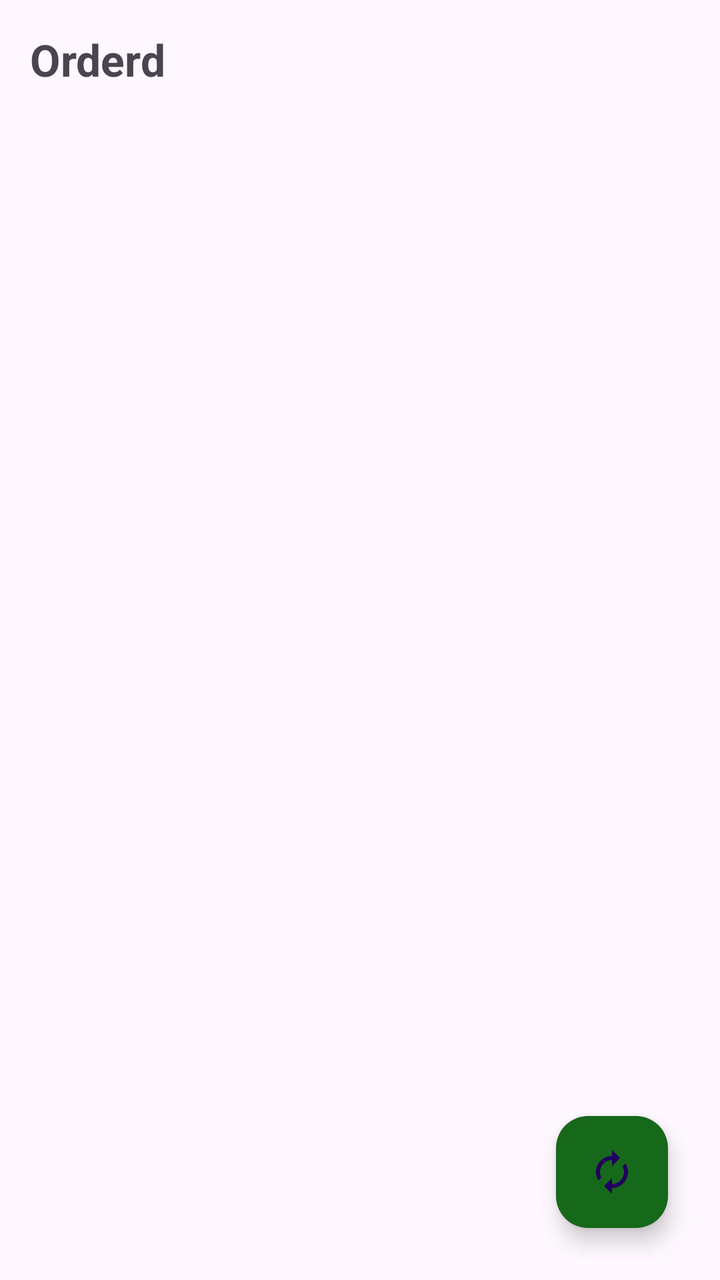
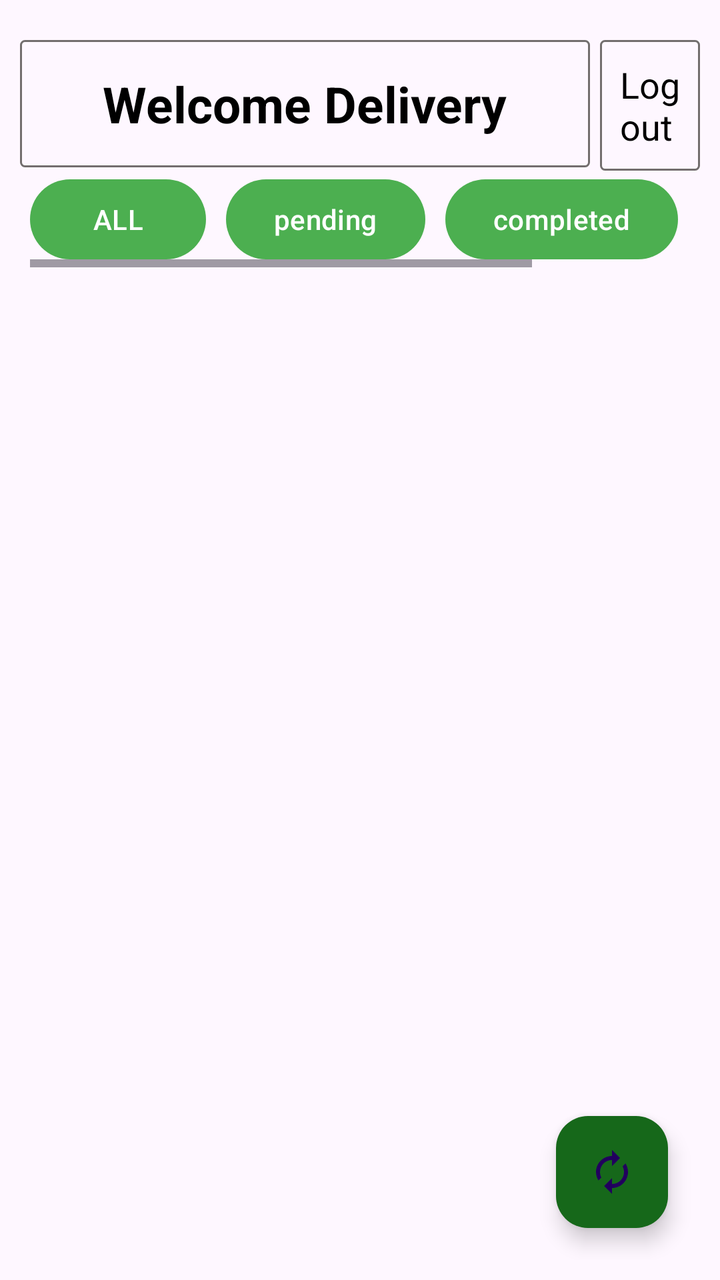

Compare the two renders of this Android layout. The source of the first and the diff that turns it into the second are given below.
<!-- AndroidManifest.xml: application theme Theme.FertiliserDistribution -->
<!-- res/layout/activity_distributor_order_check.xml -->
<?xml version="1.0" encoding="utf-8"?>
<RelativeLayout xmlns:android="http://schemas.android.com/apk/res/android"
    xmlns:app="http://schemas.android.com/apk/res-auto"
    xmlns:tools="http://schemas.android.com/tools"
    android:id="@+id/main"
    android:layout_width="match_parent"
    android:layout_height="match_parent"
    android:padding="10dp"
    tools:context=".Distributor_OrderCheck">


    <TextView
        android:id="@+id/order_id"
        android:layout_width="wrap_content"
        android:layout_height="wrap_content"
        android:text="Orderd"
        android:textSize="22sp"
        android:textStyle="bold"
        android:layout_marginTop="5dp"
        android:layout_marginBottom="5dp"
        android:layout_marginLeft="5dp"
        android:layout_marginRight="5dp"
        />

    <androidx.recyclerview.widget.RecyclerView
        android:layout_width="match_parent"
        android:layout_height="match_parent"
        android:layout_marginTop="2dp"
        android:layout_marginStart="10dp"
        android:layout_marginEnd="10dp"
        android:id="@+id/recyclerView"
        android:layout_below="@+id/order_id"
        app:layoutManager="androidx.recyclerview.widget.GridLayoutManager"
        />

    <com.google.android.material.floatingactionbutton.FloatingActionButton
        android:layout_width="wrap_content"
        android:layout_height="wrap_content"
        android:layout_alignParentBottom="true"
        android:layout_alignParentEnd="true"
        android:layout_marginEnd="16dp"
        android:layout_marginBottom="16dp"
        android:src="@drawable/refresh"
        app:backgroundTint="#16681A"
        app:fabSize="normal"
        android:id="@+id/fab"
        android:contentDescription="Refresh button" />

</RelativeLayout>
<!-- resources referenced by this layout -->
<resources>
  <!-- drawable refresh (drawable) -->
  <vector xmlns:android="http://schemas.android.com/apk/res/android"
      android:height="24dp"
      android:tint="#EFF1F4"
      android:viewportHeight="24"
      android:viewportWidth="24"
      android:width="24dp">
        
      <path android:fillColor="@android:color/white"
          android:pathData="M12,6v3l4,-4 -4,-4v3c-4.42,0 -8,3.58 -8,8 0,1.57 0.46,3.03 1.24,4.26L6.7,14.8c-0.45,-0.83 -0.7,-1.79 -0.7,-2.8 0,-3.31 2.69,-6 6,-6zM18.76,7.74L17.3,9.2c0.44,0.84 0.7,1.79 0.7,2.8 0,3.31 -2.69,6 -6,6v-3l-4,4 4,4v-3c4.42,0 8,-3.58 8,-8 0,-1.57 -0.46,-3.03 -1.24,-4.26z"/>
      
  </vector>
  <style name="Theme.FertiliserDistribution" parent="Base.Theme.FertiliserDistribution" />
  <style name="Base.Theme.FertiliserDistribution" parent="Theme.Material3.DayNight.NoActionBar">
          
           <item name="colorPrimary">#4CAF50</item>
              <item name="colorPrimaryVariant">#4CAF50</item>
              <item name="android:statusBarColor">#4CAF50</item>
      </style>
</resources>

<!-- the commit's change to res/layout/activity_distributor_order_check.xml (unified diff, before → after) -->
@@ -5,31 +5,105 @@
     android:id="@+id/main"
     android:layout_width="match_parent"
     android:layout_height="match_parent"
-    android:padding="10dp"
+    android:paddingTop="5dp"
     tools:context=".Distributor_OrderCheck">
+
+    <RelativeLayout
+        android:layout_width="match_parent"
+        android:layout_height="match_parent"
+        android:layout_marginTop="15dp"
+        android:layout_marginStart="10dp"
+        android:layout_marginEnd="10dp"
+        android:layout_centerInParent="true">
 
 
     <TextView
-        android:id="@+id/order_id"
+        android:id="@+id/distributor_name"
+        android:layout_width="match_parent"
+        android:layout_height="wrap_content"
+        android:textAlignment="center"
+        android:text="Welcome Delivery"
+        android:layout_toLeftOf="@+id/logout"
+        android:textSize="25sp"
+        android:padding="15dp"
+        android:background="@drawable/topbox_design"
+        android:textStyle="bold"
+        android:textColor="@color/black"
+        android:layout_centerHorizontal="true"
+        android:layout_marginTop="10dp"/>
+
+    <TextView
+        android:id="@+id/logout"
         android:layout_width="wrap_content"
         android:layout_height="wrap_content"
-        android:text="Orderd"
-        android:textSize="22sp"
-        android:textStyle="bold"
-        android:layout_marginTop="5dp"
-        android:layout_marginBottom="5dp"
-        android:layout_marginLeft="5dp"
-        android:layout_marginRight="5dp"
+        android:text="Log\nout"
+        android:background="@drawable/topbox_design"
+        android:textSize="18sp"
+        android:textColor="@color/black"
+        android:layout_alignParentEnd="true"
+        android:layout_marginTop="10dp"
+        android:layout_marginStart="5dp"
         />
+
+    <HorizontalScrollView
+        android:layout_width="match_parent"
+        android:layout_height="wrap_content"
+        android:layout_below="@+id/distributor_name"
+        android:layout_marginTop="2dp"
+        android:layout_marginStart="5dp"
+        android:layout_marginEnd="5dp"
+        android:id="@+id/horizontalScrollView"
+        >
+
+    <LinearLayout
+        android:id="@+id/linearLayout"
+        android:layout_width="match_parent"
+        android:layout_height="wrap_content"
+        android:orientation="horizontal"
+        android:layout_below="@+id/distributor_name"
+        >
+
+        <Button
+            android:id="@+id/button_all"
+            android:layout_width="wrap_content"
+            android:layout_height="wrap_content"
+            android:layout_marginEnd="10dp"
+            android:text="ALL" />
+
+        <Button
+            android:id="@+id/button_pending"
+            android:layout_width="wrap_content"
+            android:layout_height="wrap_content"
+            android:layout_marginEnd="10dp"
+            android:text="pending" />
+
+        <Button
+            android:id="@+id/button_completed"
+            android:layout_width="wrap_content"
+            android:layout_height="wrap_content"
+            android:layout_marginEnd="10dp"
+            android:text="completed" />
+
+        <Button
+            android:id="@+id/button_cancel"
+            android:layout_width="wrap_content"
+            android:layout_height="wrap_content"
+            android:layout_marginEnd="10dp"
+            android:text="cancel" />
+
+    </LinearLayout>
+
+    </HorizontalScrollView>
+
 
     <androidx.recyclerview.widget.RecyclerView
         android:layout_width="match_parent"
         android:layout_height="match_parent"
         android:layout_marginTop="2dp"
-        android:layout_marginStart="10dp"
-        android:layout_marginEnd="10dp"
+        android:layout_marginStart="5dp"
+        android:layout_marginEnd="5dp"
         android:id="@+id/recyclerView"
-        android:layout_below="@+id/order_id"
+        android:layout_below="@+id/horizontalScrollView"
         app:layoutManager="androidx.recyclerview.widget.GridLayoutManager"
         />
 
@@ -46,4 +120,6 @@
         android:id="@+id/fab"
         android:contentDescription="Refresh button" />
 
+    </RelativeLayout>
+
 </RelativeLayout>
<!-- resource entries referenced after the edit -->
@@ -1,5 +1,6 @@
 <!-- resources referenced by this layout -->
 <resources>
+  <color name="black">#FF000000</color>
   <!-- drawable refresh (drawable) -->
   <vector xmlns:android="http://schemas.android.com/apk/res/android"
       android:height="24dp"
@@ -12,6 +13,21 @@
           android:pathData="M12,6v3l4,-4 -4,-4v3c-4.42,0 -8,3.58 -8,8 0,1.57 0.46,3.03 1.24,4.26L6.7,14.8c-0.45,-0.83 -0.7,-1.79 -0.7,-2.8 0,-3.31 2.69,-6 6,-6zM18.76,7.74L17.3,9.2c0.44,0.84 0.7,1.79 0.7,2.8 0,3.31 -2.69,6 -6,6v-3l-4,4 4,4v-3c4.42,0 8,-3.58 8,-8 0,-1.57 -0.46,-3.03 -1.24,-4.26z"/>
       
   </vector>
+  <!-- drawable topbox_design (drawable) -->
+  <?xml version="1.0" encoding="utf-8"?>
+  <shape xmlns:android="http://schemas.android.com/apk/res/android">
+      <solid android:color="#00736E6E" />
+      <corners android:radius="2dp" />
+      <stroke
+          android:width="1dp"
+          android:color="#736E6E" />
+      <padding
+          android:bottom="10dp"
+          android:left="10dp"
+          android:right="10dp"
+          android:top="10dp" />
+  
+  </shape>
   <style name="Theme.FertiliserDistribution" parent="Base.Theme.FertiliserDistribution" />
   <style name="Base.Theme.FertiliserDistribution" parent="Theme.Material3.DayNight.NoActionBar">
           
